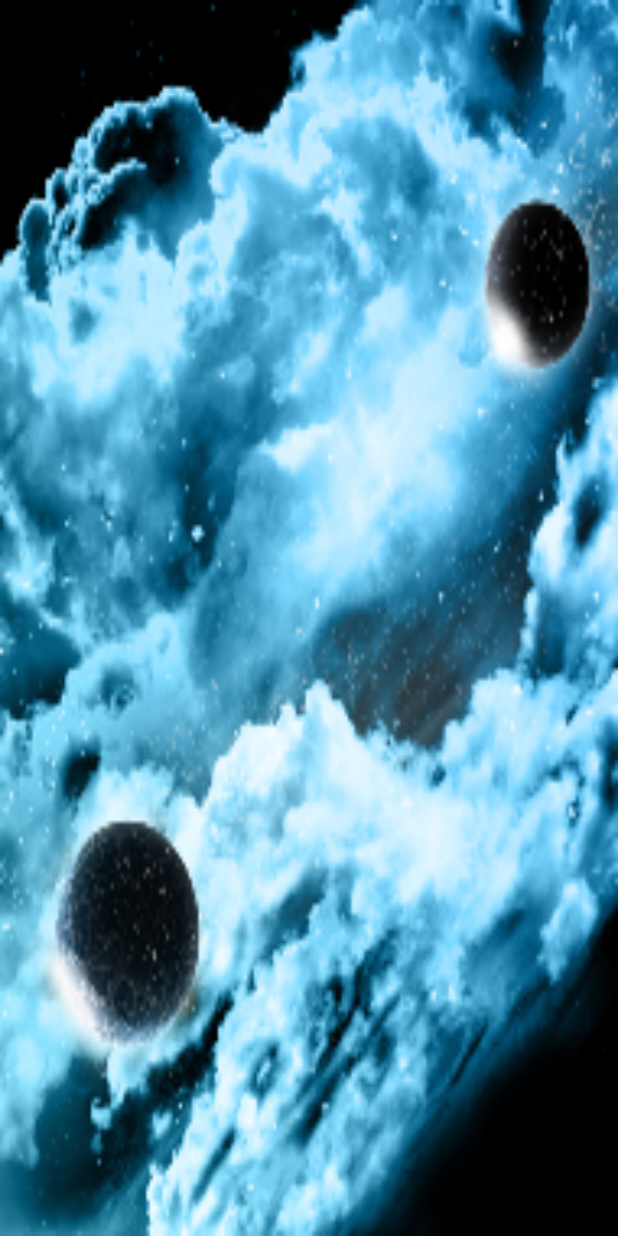
After one commit to sveyrat/spaceoutbreak, an Android app: the layout activity_night_basis.xml on its own in the app's theme, with its tools: preview values and no code run, on a phone screen of 412 x 824 dp. The commit adds this screen. Run offline under Robolectric (Android 15) with nearby library versions, the phone set to English and light mode, and no system bars.

Commit message:
Add night basis activity

```diff
--- a/app/src/main/AndroidManifest.xml
+++ b/app/src/main/AndroidManifest.xml
@@ -24,6 +24,8 @@
         <activity android:name=".NewGameSettingsActivity"
         android:label="@string/new_game_settings.name"></activity>
 
+        <activity android:name=".NightBasisActivity"
+            android:label="@string/night_basis.name"></activity>
     </application>
 
 </manifest>
--- /dev/null
+++ b/app/src/main/res/layout/activity_night_basis.xml
@@ -0,0 +1,13 @@
+<?xml version="1.0" encoding="utf-8"?>
+<LinearLayout xmlns:android="http://schemas.android.com/apk/res/android"
+    xmlns:tools="http://schemas.android.com/tools"
+    android:orientation="vertical" android:layout_width="match_parent"
+    android:layout_height="match_parent"
+    android:paddingBottom="@dimen/activity_vertical_margin"
+    android:paddingLeft="@dimen/activity_horizontal_margin"
+    android:paddingRight="@dimen/activity_horizontal_margin"
+    android:paddingTop="@dimen/activity_vertical_margin"
+    android:background="@mipmap/background"
+    tools:context="com.github.sveyrat.spaceoutbreak.NightBasisActivity">
+
+</LinearLayout>
--- a/app/src/main/res/values/strings.xml
+++ b/app/src/main/res/values/strings.xml
@@ -28,4 +28,7 @@
     <string name="role_hacker.name">Hacker</string>
     <string name="role_fanatic.name">Fanatique</string>
 
+
+    <string name="night_basis.name">Tour de nuit</string>
+
 </resources>
```
Also changed, not shown: app/src/main/java/com/github/sveyrat/spaceoutbreak/NightBasisActivity.java (added, +22 -0 lines).
